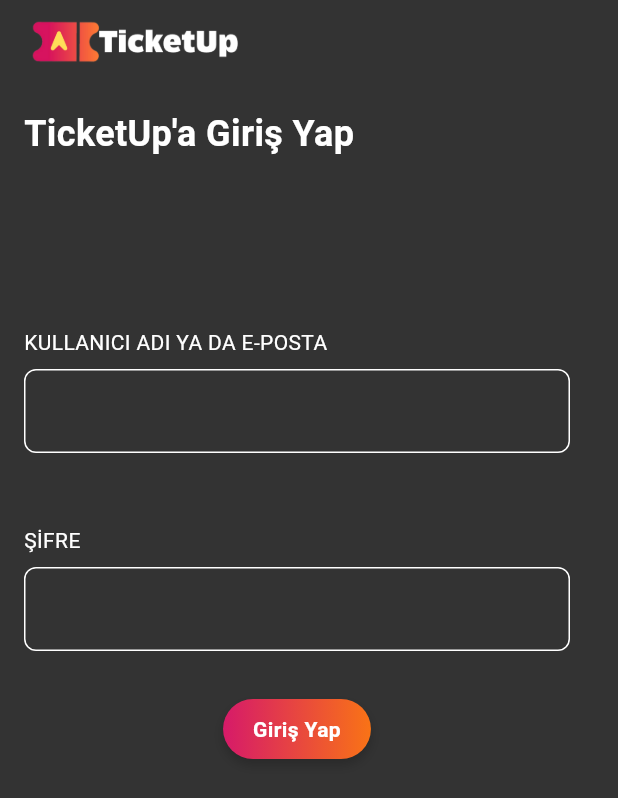
After one commit to yusufaslanargun/TicketUpMobile, a Flutter app: the screen it shows after launch, after a tap on "Go to Login Page", on a phone screen of 412 x 824 dp. The commit adds this screen. Shown: the top 798 px of the screen. Run offline on Flutter 3.47's test engine with Material 3 defaults, Android fonts, the phone set to English and light mode, and no system bars; our stand-ins replace qr_flutter.

Commit message:
login page design changed

```diff
--- a/lib/bottom_bar.dart
+++ b/lib/bottom_bar.dart
@@ -6,11 +6,11 @@ class BottomBar extends StatelessWidget {
   final VoidCallback onScanTap;
 
   const BottomBar({
-    Key? key,
+    super.key,
     required this.onHistoryTap,
     required this.onFormTap,
     required this.onScanTap,
-  }) : super(key: key);
+  });
 
   @override
   Widget build(BuildContext context) {
--- /dev/null
+++ b/lib/components/gradient_button.dart
@@ -0,0 +1,54 @@
+import 'package:flutter/material.dart';
+
+class GradientButton extends StatelessWidget {
+  final String text;
+  final VoidCallback onClick;
+
+  const GradientButton({
+    Key? key,
+    required this.text,
+    required this.onClick,
+  }) : super(key: key);
+
+  @override
+  Widget build(BuildContext context) {
+    return GestureDetector(
+      onTap: onClick,
+      child: AnimatedContainer(
+        duration: const Duration(milliseconds: 200),
+        curve: Curves.easeInOut,
+        decoration: BoxDecoration(
+          gradient: const LinearGradient(
+            colors: [Color(0xFFD61A69), Color(0xFFF97316)], // Pink to Orange
+            begin: Alignment.centerLeft,
+            end: Alignment.centerRight,
+          ),
+          borderRadius: BorderRadius.circular(30),
+          boxShadow: [
+            BoxShadow(
+              color: Colors.black.withOpacity(0.2),
+              offset: const Offset(0, 4),
+              blurRadius: 6,
+            ),
+          ],
+        ),
+        child: InkWell(
+          borderRadius: BorderRadius.circular(30),
+          onTap: onClick,
+          child: Padding(
+            padding: const EdgeInsets.symmetric(horizontal: 20, vertical: 10),
+            child: Text(
+              text,
+              style: const TextStyle(
+                color: Colors.white,
+                fontWeight: FontWeight.bold,
+                fontSize: 14,
+              ),
+              textAlign: TextAlign.center,
+            ),
+          ),
+        ),
+      ),
+    );
+  }
+}
--- a/lib/components/single_ticket.dart
+++ b/lib/components/single_ticket.dart
@@ -3,7 +3,7 @@ import 'package:flutter/material.dart';
 class SingleTicketView extends StatelessWidget {
   final Map<String, String> ticket;
 
-  const SingleTicketView({Key? key, required this.ticket}) : super(key: key);
+  const SingleTicketView({super.key, required this.ticket});
 
   @override
   Widget build(BuildContext context) {
--- /dev/null
+++ b/lib/login.dart
@@ -0,0 +1,109 @@
+import 'package:flutter/material.dart';
+import 'pages.dart';
+
+class NewLoginPage extends StatefulWidget {
+  const NewLoginPage({super.key});
+
+  @override
+  _NewLoginPageState createState() => _NewLoginPageState();
+}
+
+class _NewLoginPageState extends State<NewLoginPage> {
+  bool isChecked = false; // Checkbox'ın durumu
+  TextEditingController usernameController =
+      TextEditingController(); // İsim input controller
+  TextEditingController passwordController =
+      TextEditingController(); // Soyisim input controller
+  // Tercihleri temizleme fonksiyonu
+  void clearPreferences() {
+    setState(() {
+      usernameController.clear();
+      passwordController.clear();
+      isChecked = false; // Checkbox'ı inaktif yap
+    });
+  }
+
+  // Gönder butonunun fonksiyonu
+  void sendForm() {
+    print("Gönderildi");
+  }
+
+  @override
+  Widget build(BuildContext context) {
+    return Scaffold(
+      backgroundColor: const Color(0xFF333333),
+      appBar: AppBar(
+        backgroundColor: const Color(0xFF333333),
+        automaticallyImplyLeading: false,
+        title: Row(
+          mainAxisAlignment: MainAxisAlignment.start,
+          children: [
+            Image.asset(
+              'assets/icons/ticketup_logo_wh.png',
+              height: 40,
+            ),
+          ],
+        ),
+      ),
+      body: SingleChildScrollView(
+        child: Column(
+          children: [
+            Padding(
+              padding:
+                  EdgeInsets.only(left: 16.0, right: 16, top: 16, bottom: 112),
+              child: Align(
+                alignment: Alignment.centerLeft,
+                child: Text("TicketUp'a Giriş Yap",
+                    style: TextStyle(
+                        color: Colors.white,
+                        fontSize: 24,
+                        fontWeight: FontWeight.bold)),
+              ),
+            ),
+            Padding(
+              padding: const EdgeInsets.symmetric(horizontal: 16.0),
+              child: Row(
+                mainAxisAlignment: MainAxisAlignment.center,
+                children: [
+                  Expanded(
+                    child: InputBox(
+                        controller: usernameController,
+                        title: "KULLANICI ADI YA DA E-POSTA",
+                        hintText: ""),
+                  ),
+                  const SizedBox(width: 16),
+                ],
+              ),
+            ),
+            const SizedBox(height: 32),
+            Padding(
+              padding: const EdgeInsets.symmetric(horizontal: 16.0),
+              child: Row(
+                mainAxisAlignment: MainAxisAlignment.center,
+                children: [
+                  Expanded(
+                    child: InputBox(
+                        controller: passwordController,
+                        title: "ŞİFRE",
+                        hintText: ""),
+                  ),
+                  const SizedBox(width: 16),
+                ],
+              ),
+            ),
+            // Butonlar
+            Padding(
+              padding: const EdgeInsets.only(
+                  left: 16.0, right: 32, top: 16, bottom: 16),
+              child: GradientButton(
+                  text: "Giriş Yap",
+                  onClick: () {
+                    print("giriş yap");
+                  }),
+            ),
+          ],
+        ),
+      ),
+    );
+  }
+}
--- a/lib/main.dart
+++ b/lib/main.dart
@@ -2,7 +2,6 @@ import 'package:flutter/material.dart';
 import 'dart:convert';
 import 'package:http/http.dart' as http;
 import "past_scan_ticket.dart";
-import 'form.dart';
 import 'pages.dart';
 
 void main() {
@@ -177,11 +176,20 @@ class HomePage extends StatelessWidget {
               onPressed: () {
                 Navigator.push(
                   context,
-                  MaterialPageRoute(
-                      builder: (context) => TicketInfoPage()),
+                  MaterialPageRoute(builder: (context) => TicketInfoPage()),
                 );
               },
               child: const Text('Go to Ticket Info Page'),
+            ),
+            const SizedBox(height: 16),
+            ElevatedButton(
+              onPressed: () {
+                Navigator.push(
+                  context,
+                  MaterialPageRoute(builder: (context) => NewLoginPage()),
+                );
+              },
+              child: const Text('Go to Login Page'),
             ),
           ],
         ),
--- a/lib/pages.dart
+++ b/lib/pages.dart
@@ -2,3 +2,5 @@ export 'form.dart';
 export 'components/input_box.dart';
 export 'components/single_ticket.dart';
 export 'ticket_info.dart';
+export 'login.dart';
+export 'components/gradient_button.dart';
--- a/lib/past_scan_ticket.dart
+++ b/lib/past_scan_ticket.dart
@@ -126,7 +126,7 @@ class _TicketListPageState extends State<TicketListPage> {
           const SizedBox(height: 20),
           // Section Tabs
           Center(
-            child: Container(
+            child: SizedBox(
               width: MediaQuery.of(context).size.width * 0.8,
               child: Row(
                 children: [
--- a/lib/ticket_info.dart
+++ b/lib/ticket_info.dart
@@ -1,7 +1,6 @@
 import 'package:flutter/material.dart';
 import 'package:qr_flutter/qr_flutter.dart'; // Import qr_flutter package
 import 'bottom_bar.dart';
-import 'pages.dart';
 
 class TicketInfoPage extends StatelessWidget {
   final Map<String, String> ticket = {
```
